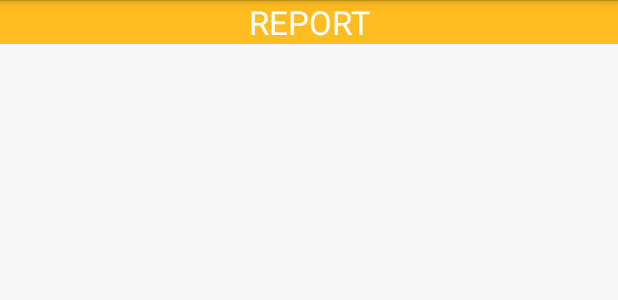
After one commit to yev-kanivets/open_money_tracker, an Android app: the layout activity_report.xml on its own in the app's theme, with its tools: preview values and no code run, on a phone screen of 412 x 824 dp. The commit adds this screen. Shown: the top 300 px of the screen. Run offline under Robolectric (Android 15) with nearby library versions, the phone set to English and light mode, and no system bars.

Commit message:
Added report option(functionality and view)

```diff
--- a/app/src/main/AndroidManifest.xml
+++ b/app/src/main/AndroidManifest.xml
@@ -18,6 +18,7 @@
                 <category android:name="android.intent.category.LAUNCHER" />
             </intent-filter>
         </activity>
+        <activity android:name=".activity.ReportActivity"></activity>
     </application>
 
 </manifest>
--- a/app/src/main/java/com/blogspot/e_kanivets/moneytracker/helper/MTHelper.java
+++ b/app/src/main/java/com/blogspot/e_kanivets/moneytracker/helper/MTHelper.java
@@ -257,12 +257,12 @@ public class MTHelper extends Observable {
     }
 
     public String getFirstDay() {
-        SimpleDateFormat dateFormat = new SimpleDateFormat("yyyy-MM-dd HH:mm");
+        SimpleDateFormat dateFormat = new SimpleDateFormat("yyyy-MM-dd");
         return dateFormat.format(period.getFirst());
     }
 
     public String getLastDay() {
-        SimpleDateFormat dateFormat = new SimpleDateFormat("yyyy-MM-dd HH:mm");
+        SimpleDateFormat dateFormat = new SimpleDateFormat("yyyy-MM-dd");
         return dateFormat.format(period.getLast());
     }
 }
--- /dev/null
+++ b/app/src/main/res/layout/activity_report.xml
@@ -0,0 +1,25 @@
+<?xml version="1.0" encoding="utf-8"?>
+
+<LinearLayout xmlns:android="http://schemas.android.com/apk/res/android"
+    android:orientation="vertical" android:layout_width="match_parent"
+    android:layout_height="match_parent"
+    android:background="@color/light_grey">
+
+    <TextView
+        android:layout_width="match_parent"
+        android:layout_height="wrap_content"
+        android:textAppearance="?android:attr/textAppearanceLarge"
+        android:text="@string/report"
+        android:background="@color/yellow_light"
+        android:textColor="@color/white"
+        android:gravity="center"
+        android:textAllCaps="true"
+        android:id="@+id/tv_title" />
+
+    <ListView
+        android:layout_width="match_parent"
+        android:layout_height="wrap_content"
+        android:id="@+id/listView"
+        android:layout_gravity="center_horizontal" />
+
+</LinearLayout>
--- a/app/src/main/res/layout/dialog_change_date.xml
+++ b/app/src/main/res/layout/dialog_change_date.xml
@@ -11,7 +11,7 @@
         android:layout_height="wrap_content"
         android:textAppearance="?android:attr/textAppearanceLarge"
         android:text="@string/change_date"
-        android:background="@color/blue"
+        android:background="@color/yellow_light"
         android:textColor="@color/white"
         android:gravity="center"
         android:textAllCaps="true"
```
Also changed, not shown: app/src/main/java/com/blogspot/e_kanivets/moneytracker/activity/MainActivity.java (+9 -0 lines), app/src/main/java/com/blogspot/e_kanivets/moneytracker/activity/ReportActivity.java (added, +32 -0 lines), app/src/main/java/com/blogspot/e_kanivets/moneytracker/model/Report.java (added, +50 -0 lines).
